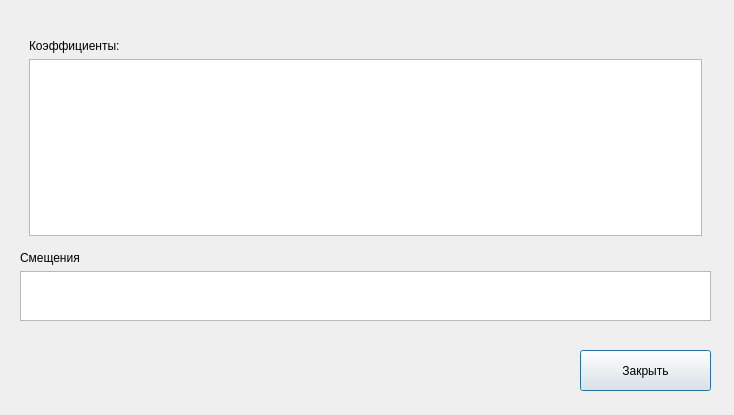
Above: UI/coefsWin.ui from Vittallya/MlApp before the change. Below: the same form after it.
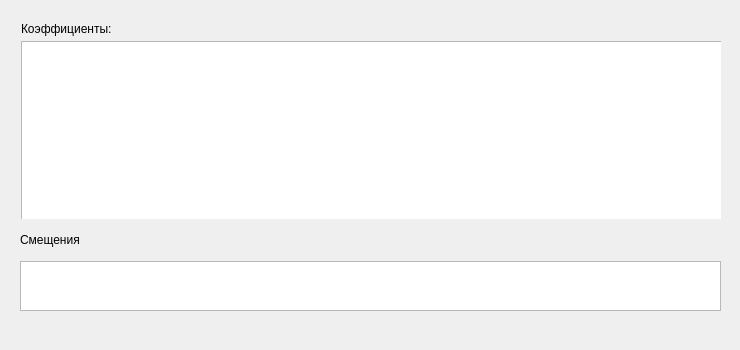
That is the form after the change.

Diff of the .ui file:
```diff
--- a/UI/coefsWin.ui
+++ b/UI/coefsWin.ui
@@ -6,41 +6,49 @@
    <rect>
     <x>0</x>
     <y>0</y>
-    <width>734</width>
-    <height>415</height>
+    <width>740</width>
+    <height>350</height>
    </rect>
   </property>
+  <property name="minimumSize">
+   <size>
+    <width>740</width>
+    <height>350</height>
+   </size>
+  </property>
+  <property name="maximumSize">
+   <size>
+    <width>740</width>
+    <height>350</height>
+   </size>
+  </property>
   <property name="windowTitle">
    <string>Коэффициенты и смещения</string>
   </property>
-  <widget class="QPushButton" name="btClose">
-   <property name="geometry">
-    <rect>
-     <x>580</x>
-     <y>350</y>
-     <width>131</width>
-     <height>41</height>
-    </rect>
-   </property>
-   <property name="text">
-    <string>Закрыть</string>
-   </property>
-  </widget>
+  <property name="styleSheet">
+   <string notr="true">font: 9pt &quot;Trebuchet MS&quot;;</string>
+  </property>
   <widget class="QWidget" name="">
    <property name="geometry">
     <rect>
      <x>20</x>
-     <y>30</y>
-     <width>691</width>
+     <y>20</y>
+     <width>701</width>
      <height>291</height>
     </rect>
    </property>
-   <layout class="QVBoxLayout" name="verticalLayout_2">
-    <item>
-     <widget class="QFrame" name="frame1">
       <layout class="QVBoxLayout" name="verticalLayout">
        <item>
+     <widget class="QFrame" name="frame1">
         <widget class="QLabel" name="label">
+       <property name="geometry">
+        <rect>
+         <x>1</x>
+         <y>1</y>
+         <width>90</width>
+         <height>16</height>
+        </rect>
+       </property>
          <property name="maximumSize">
           <size>
            <width>225</width>
@@ -51,11 +59,16 @@
           <string>Коэффициенты:</string>
          </property>
         </widget>
-       </item>
-       <item>
-        <widget class="QTableWidget" name="coefsTable"/>
-       </item>
-      </layout>
+      <widget class="QTableWidget" name="coefsTable">
+       <property name="geometry">
+        <rect>
+         <x>1</x>
+         <y>21</y>
+         <width>701</width>
+         <height>192</height>
+        </rect>
+       </property>
+      </widget>
      </widget>
     </item>
     <item>
@@ -63,7 +76,7 @@
       <property name="maximumSize">
        <size>
         <width>225</width>
-        <height>16777215</height>
+        <height>30</height>
        </size>
       </property>
       <property name="text">
```
Lines whose indentation alone changed are shown as unchanged.
